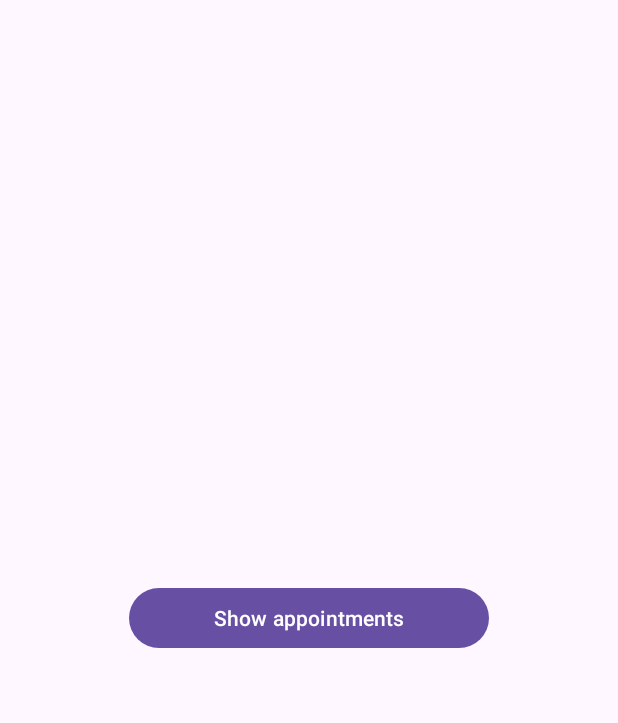
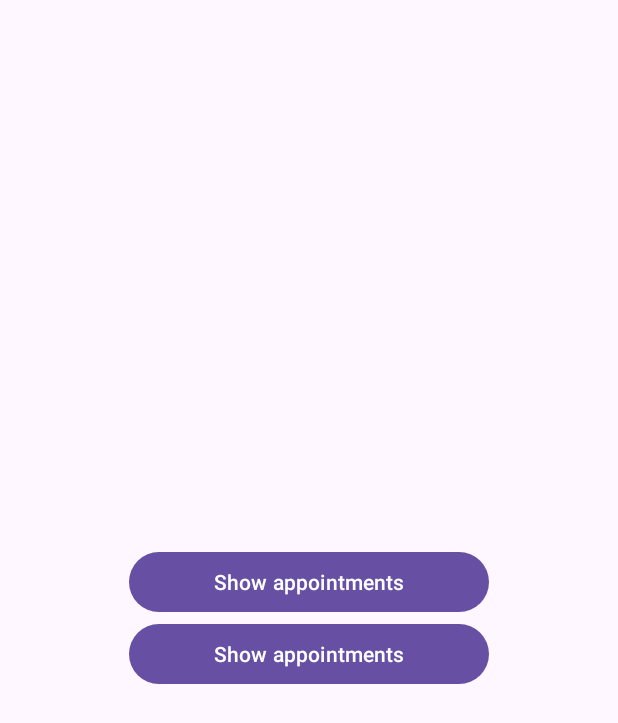
Before and after one commit to saladk21/Hospital_Management_System_V0.1, an Android app: the screen it shows after launch (Doctor), after a tap on "Go to doctor page", on a phone screen of 412 x 824 dp. Shown: the top 723 px of the screen. Run offline under Robolectric (Android 15) with nearby library versions, the phone set to English and light mode, and no system bars; 4 statements that could not run were skipped.

Commit message:
the show appointments button is now functional, my row 2

```diff
--- a/app/src/main/java/com/example/hospital_management_system_v01/Database.java
+++ b/app/src/main/java/com/example/hospital_management_system_v01/Database.java
@@ -116,14 +116,18 @@ public class Database extends SQLiteOpenHelper {
                         AUDIT_TRAIL_COLUMN_TIMESTAMP + " DATETIME DEFAULT CURRENT_TIMESTAMP");
 
         // Create Appointment table
+        // Create Appointment table
         createTable(db, APPOINTMENT_TABLE_NAME,
                 APPOINTMENT_COLUMN_ID + " INTEGER PRIMARY KEY AUTOINCREMENT, " +
                         APPOINTMENT_COLUMN_DATE + " TEXT, " +
                         APPOINTMENT_COLUMN_TIME + " TEXT, " +
+                        APPOINTMENT_COLUMN_DOCTOR_ID + " INTEGER, " +
+                        APPOINTMENT_COLUMN_PATIENT_ID + " INTEGER, " +
+                        "FOREIGN KEY(" + APPOINTMENT_COLUMN_DOCTOR_ID + ") REFERENCES " +
+                        DOCTOR_TABLE_NAME + "(" + DOCTOR_COLUMN_ID + "), " +
                         "FOREIGN KEY(" + APPOINTMENT_COLUMN_PATIENT_ID + ") REFERENCES " +
-                        PATIENT_TABLE_NAME + "(" + PATIENT_COLUMN_ID + "), " +
-                        "FOREIGN KEY(" + APPOINTMENT_COLUMN_PATIENT_NAME + ") REFERENCES " +
-                        PATIENT_TABLE_NAME + "(" + COLUMN_NAME + ")");
+                        PATIENT_TABLE_NAME + "(" + PATIENT_COLUMN_ID + "))");
+
     }
 
     @Override
--- a/app/src/main/res/layout/activity_doctor.xml
+++ b/app/src/main/res/layout/activity_doctor.xml
@@ -38,12 +38,34 @@
                />
 
         </androidx.constraintlayout.widget.ConstraintLayout>
-        <ListView
-            android:id="@+id/appointmentlistview"
-            android:layout_width="wrap_content"
+
+        <Button
+            android:id="@+id/showPatients"
+            android:layout_width="240dp"
             android:layout_height="wrap_content"
+            android:text="Show appointments"/>
+
+        <androidx.constraintlayout.widget.ConstraintLayout xmlns:android="http://schemas.android.com/apk/res/android"
+            xmlns:app="http://schemas.android.com/apk/res-auto"
+            xmlns:tools="http://schemas.android.com/tools"
+            android:layout_width="match_parent"
+            android:layout_height="match_parent"
+            tools:context=".Doctor"
             android:visibility="gone"
-            />
+            android:id="@+id/showPatientsLayout">
+
+            <androidx.recyclerview.widget.RecyclerView
+                android:id="@+id/recyclerView2"
+                android:paddingTop="?attr/actionBarSize"
+                android:layout_width="409dp"
+                android:layout_height="729dp"
+                app:layout_constraintBottom_toBottomOf="parent"
+                app:layout_constraintEnd_toEndOf="parent"
+                app:layout_constraintStart_toStartOf="parent"
+                app:layout_constraintTop_toTopOf="parent"
+                />
+
+        </androidx.constraintlayout.widget.ConstraintLayout>
 
     </LinearLayout>
 
```
Also changed, not shown: app/src/main/res/layout/my_row2.xml (added, +117 -0 lines).
